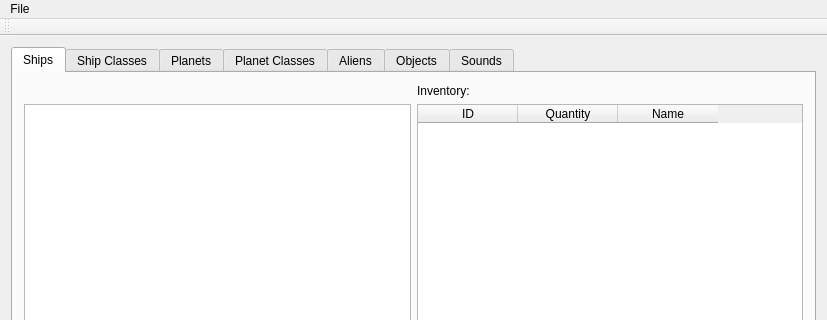
This is nomad-resource-explorer/mainwindow.ui in colinbourassa/nomad-resource-explorer as Qt 5 draws it before an edit; both pictures show x 0 to 827 and y 0 to 320 of the 827 by 540 pixel window. The edited form follows.
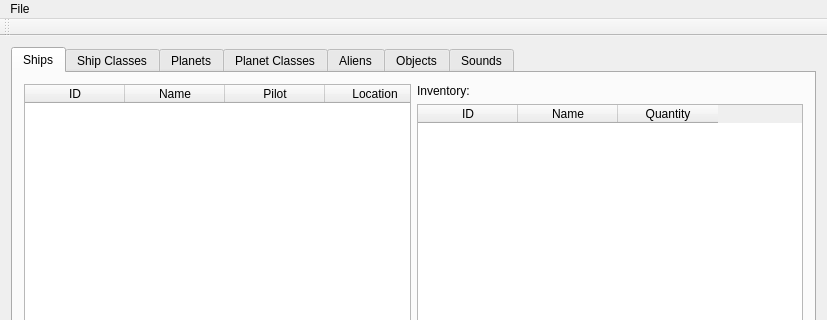
This is the edited form.

Commit message: Ship inventory display

The edit to the form file:
```diff
--- a/nomad-resource-explorer/mainwindow.ui
+++ b/nomad-resource-explorer/mainwindow.ui
@@ -38,36 +38,16 @@
             <string>ID</string>
            </property>
           </column>
+          <column>
+           <property name="text">
+            <string>Name</string>
+           </property>
+          </column>
           <column>
            <property name="text">
             <string>Quantity</string>
            </property>
           </column>
-          <column>
-           <property name="text">
-            <string>Name</string>
-           </property>
-          </column>
-         </widget>
-        </item>
-        <item row="1" column="0">
-         <widget class="QTableWidget" name="m_shipTable">
-          <property name="selectionBehavior">
-           <enum>QAbstractItemView::SelectRows</enum>
-          </property>
-          <property name="columnCount">
-           <number>4</number>
-          </property>
-          <attribute name="horizontalHeaderVisible">
-           <bool>false</bool>
-          </attribute>
-          <attribute name="verticalHeaderVisible">
-           <bool>false</bool>
-          </attribute>
-          <column/>
-          <column/>
-          <column/>
-          <column/>
          </widget>
         </item>
         <item row="0" column="1">
@@ -77,6 +57,42 @@
           </property>
          </widget>
         </item>
+        <item row="0" column="0" rowspan="2">
+         <widget class="QTableWidget" name="m_shipTable">
+          <property name="selectionMode">
+           <enum>QAbstractItemView::SingleSelection</enum>
+          </property>
+          <property name="selectionBehavior">
+           <enum>QAbstractItemView::SelectRows</enum>
+          </property>
+          <property name="columnCount">
+           <number>4</number>
+          </property>
+          <attribute name="verticalHeaderVisible">
+           <bool>false</bool>
+          </attribute>
+          <column>
+           <property name="text">
+            <string>ID</string>
+           </property>
+          </column>
+          <column>
+           <property name="text">
+            <string>Name</string>
+           </property>
+          </column>
+          <column>
+           <property name="text">
+            <string>Pilot</string>
+           </property>
+          </column>
+          <column>
+           <property name="text">
+            <string>Location</string>
+           </property>
+          </column>
+         </widget>
+        </item>
        </layout>
       </widget>
       <widget class="QWidget" name="m_tabShipClasses">
```
Left out of the diff: 6 changed lines with no effect on the pictures. The commit also changes 11 other files.
